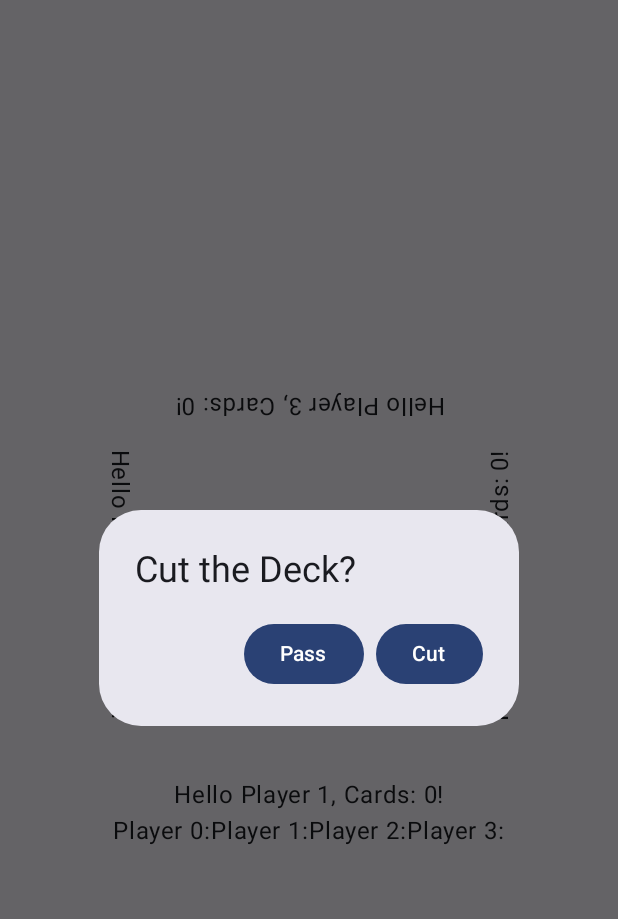
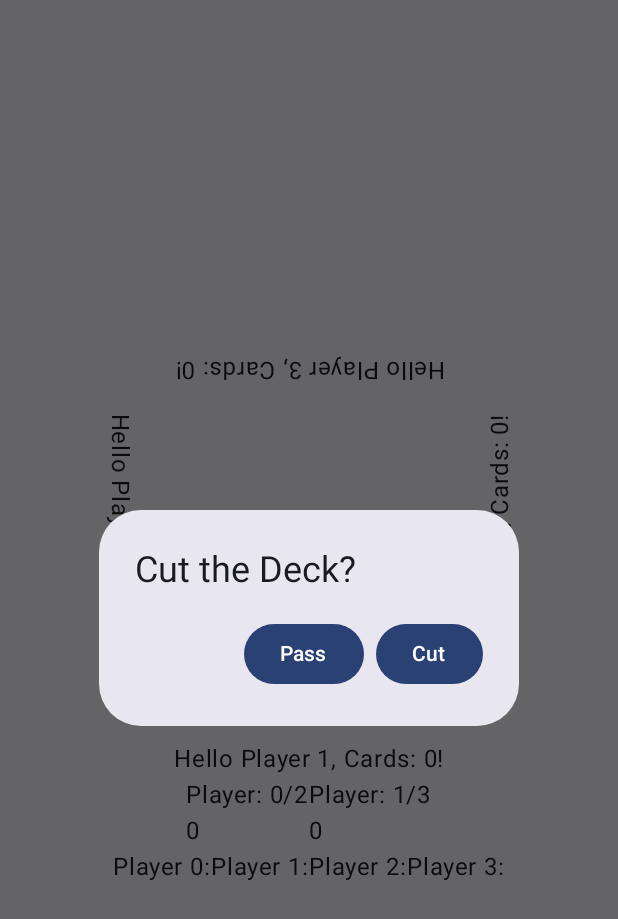
Before and after one commit to KellyLSB/euchre, an Android app built with Jetpack Compose: the screen it shows after launch (MainActivity), after a tap on "Ready", on a phone screen of 412 x 824 dp. Shown: the top 919 px of the screen. Run offline under Robolectric (Android 15) with nearby library versions, the phone set to English and light mode, and no system bars.

Commit message:
Score the cards following the play of the deal

```diff
--- a/app/src/main/java/me/kellybecker/android/euchre/MainActivity.kt
+++ b/app/src/main/java/me/kellybecker/android/euchre/MainActivity.kt
@@ -521,14 +521,26 @@ fun CardTable(
         }
 
         Row {
+            Column {
+                Text("Player: 0/2")
+                Text("${gameInstance.scoreA}")
+            }
+            Column {
+                Text("Player: 1/3")
+                Text("${gameInstance.scoreB}")
+            }
+        }
+
+        Row {
             gameInstance.hands.forEach { hand ->
                 Column {
                     Text("Player ${hand.hand}:")
                     hand.tricks.forEach { trick ->
                         Column(modifier = Modifier.border(BorderStroke(1.dp, Color.Black))) {
-                            trick.forEach { (_, card) ->
+                            trick.forEach { (player, card) -> Row {
+                                Text("$player:")
                                 GameCard(card.suit, card.card)
-                            }
+                            } }
                         }
                     }
                 }
```
Also changed, not shown: app/src/main/java/me/kellybecker/android/euchre/logic/Euchere.kt (+51 -2 lines).
